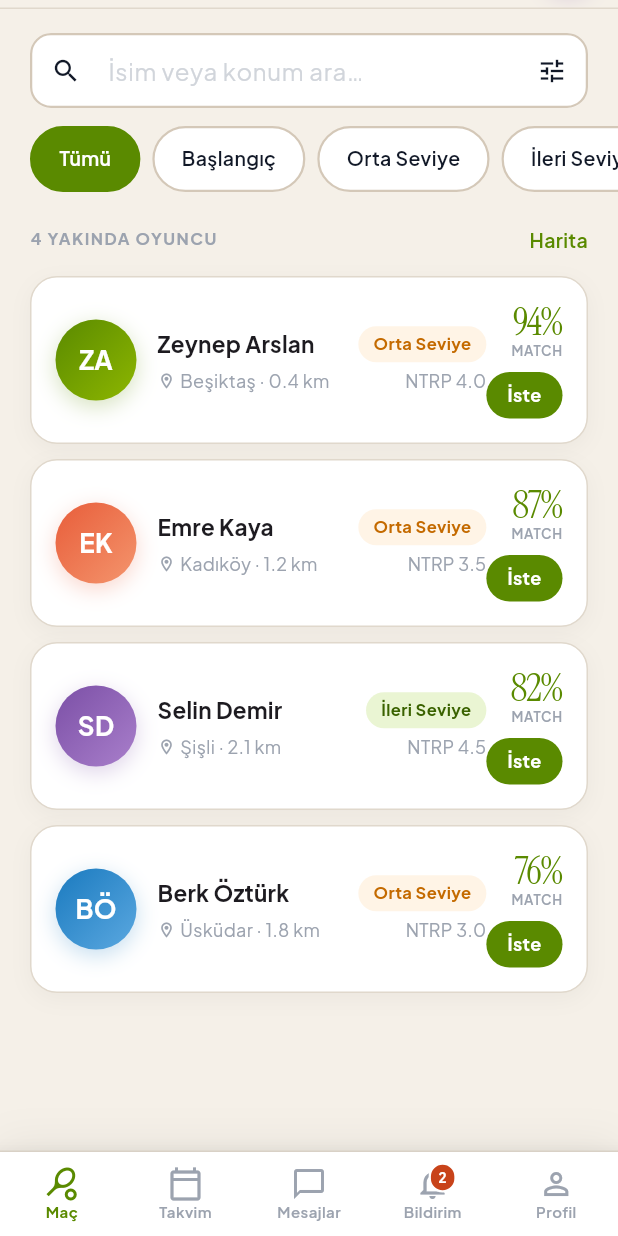
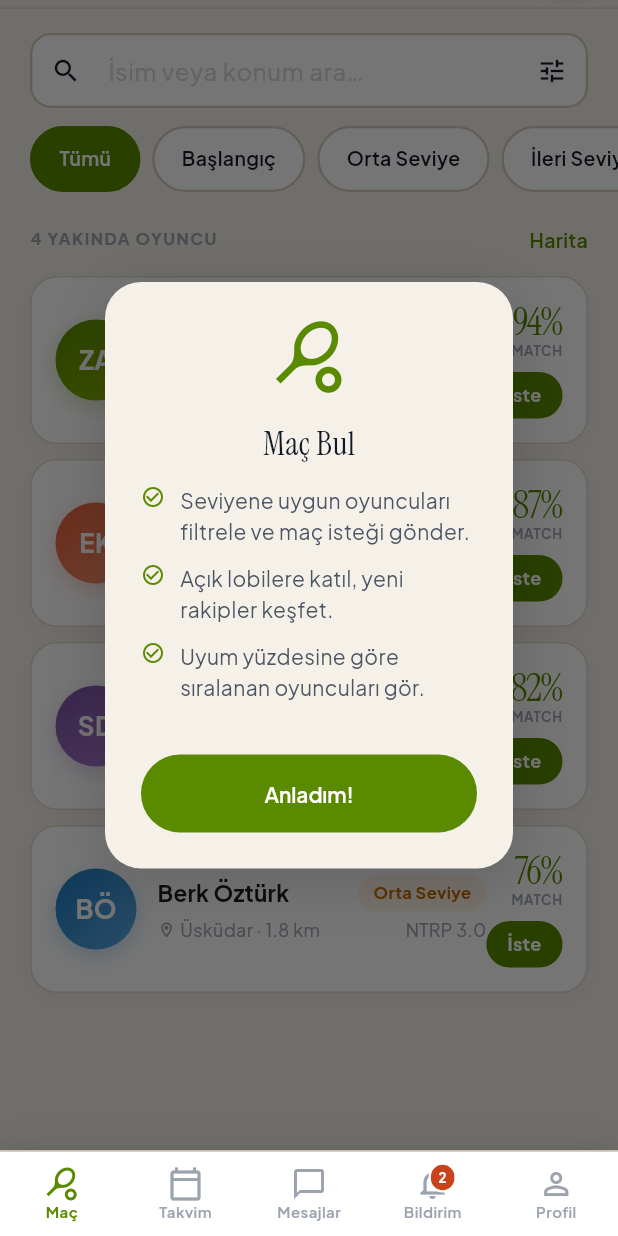
Before and after one commit to garayli/rally-web-prototype, a Flutter app: the screen it shows once a user with an empty profile is signed in, scrolled down 51 dp, on a phone screen of 412 x 824 dp. Run offline on Flutter 3.47's test engine with Material 3 defaults, Android fonts, the light colour scheme and no system bars; drawn by our look-alikes of flutter_animate; our stand-ins replace flutter_map, go_router, google_fonts, latlong2, share_plus, shared_preferences and 1 more; accounts and stored records are empty.

Commit message:
Added per-tab guidance on what each page does

```diff
--- a/rallly_flutter/lib/screens/main_shell.dart
+++ b/rallly_flutter/lib/screens/main_shell.dart
@@ -1,8 +1,10 @@
 import 'package:flutter/material.dart';
 import 'package:flutter/services.dart';
+import 'package:shared_preferences/shared_preferences.dart';
 import '../services/data_service.dart';
 import '../theme/app_theme.dart';
 import '../widgets/shared_widgets.dart';
+import '../widgets/onboarding_overlay.dart';
 import 'match_screen.dart';
 import 'schedule_screen.dart';
 import 'messages_screen.dart';
@@ -19,6 +21,10 @@ class MainShell extends StatefulWidget {
 class _MainShellState extends State<MainShell> {
   int _currentIndex = 0;
 
+  static const _prefsKey = 'onboarding_seen';
+  List<bool> _seen = List.filled(5, true); // default true → hide until prefs load
+  bool _prefsLoaded = false;
+
   final _screens = const [
     MatchScreen(),
     ScheduleScreen(),
@@ -26,6 +32,32 @@ class _MainShellState extends State<MainShell> {
     NotificationsScreen(),
     ProfileScreen(),
   ];
+
+  @override
+  void initState() {
+    super.initState();
+    _loadSeenState();
+  }
+
+  Future<void> _loadSeenState() async {
+    final prefs = await SharedPreferences.getInstance();
+    final seenIndices = prefs.getStringList(_prefsKey) ?? [];
+    if (!mounted) return;
+    setState(() {
+      _seen = List.generate(5, (i) => seenIndices.contains('$i'));
+      _prefsLoaded = true;
+    });
+  }
+
+  Future<void> _dismissOverlay(int tabIndex) async {
+    setState(() => _seen[tabIndex] = true);
+    final prefs = await SharedPreferences.getInstance();
+    final seenIndices = prefs.getStringList(_prefsKey) ?? [];
+    if (!seenIndices.contains('$tabIndex')) {
+      seenIndices.add('$tabIndex');
+      await prefs.setStringList(_prefsKey, seenIndices);
+    }
+  }
 
   @override
   Widget build(BuildContext context) {
@@ -36,9 +68,18 @@ class _MainShellState extends State<MainShell> {
     ));
 
     return Scaffold(
-      body: IndexedStack(
-        index: _currentIndex,
-        children: _screens,
+      body: Stack(
+        children: [
+          IndexedStack(
+            index: _currentIndex,
+            children: _screens,
+          ),
+          if (_prefsLoaded && !_seen[_currentIndex])
+            OnboardingOverlay(
+              content: kTabOnboardingContent[_currentIndex],
+              onDismiss: () => _dismissOverlay(_currentIndex),
+            ),
+        ],
       ),
       bottomNavigationBar: Container(
         decoration: const BoxDecoration(
--- /dev/null
+++ b/rallly_flutter/lib/widgets/onboarding_overlay.dart
@@ -0,0 +1,159 @@
+import 'package:flutter/material.dart';
+import 'package:flutter_animate/flutter_animate.dart';
+import '../theme/app_theme.dart';
+import 'shared_widgets.dart';
+
+class TabOnboardingContent {
+  final IconData icon;
+  final String title;
+  final List<String> bullets;
+  const TabOnboardingContent({
+    required this.icon,
+    required this.title,
+    required this.bullets,
+  });
+}
+
+const List<TabOnboardingContent> kTabOnboardingContent = [
+  TabOnboardingContent(
+    icon: Icons.sports_tennis,
+    title: 'Maç Bul',
+    bullets: [
+      'Seviyene uygun oyuncuları filtrele ve maç isteği gönder.',
+      'Açık lobilere katıl, yeni rakipler keşfet.',
+      'Uyum yüzdesine göre sıralanan oyuncuları gör.',
+    ],
+  ),
+  TabOnboardingContent(
+    icon: Icons.calendar_today,
+    title: 'Takvimim',
+    bullets: [
+      'Onaylanmış ve bekleyen maçlarını takvim görünümünde takip et.',
+      'Geçmiş maçlarını incele, skor kartlarını görüntüle.',
+      'Oyun saatini kaçırmamak için hatırlatıcı al.',
+    ],
+  ),
+  TabOnboardingContent(
+    icon: Icons.chat_bubble,
+    title: 'Mesajlar',
+    bullets: [
+      'Maç öncesi ve sonrası rakibinle doğrudan mesajlaş.',
+      'Tüm konuşmalarını tek ekranda takip et.',
+      'Kort detaylarını ve saati kolayca paylaş.',
+    ],
+  ),
+  TabOnboardingContent(
+    icon: Icons.notifications,
+    title: 'Bildirimler',
+    bullets: [
+      'Gelen maç isteklerini kabul et veya reddet.',
+      'Skor güncellemelerini ve hatırlatıcıları buradan gör.',
+      'Tüm önemli gelişmelerden anında haberdar ol.',
+    ],
+  ),
+  TabOnboardingContent(
+    icon: Icons.person,
+    title: 'Profilim',
+    bullets: [
+      'NTRP seviyeni, istatistiklerini ve başarılarını görüntüle.',
+      'Bildirim tercihlerini ve hesap ayarlarını düzenle.',
+      'Maç geçmişini incele ve itibarını yönet.',
+    ],
+  ),
+];
+
+class OnboardingOverlay extends StatelessWidget {
+  final TabOnboardingContent content;
+  final VoidCallback onDismiss;
+
+  const OnboardingOverlay({
+    super.key,
+    required this.content,
+    required this.onDismiss,
+  });
+
+  @override
+  Widget build(BuildContext context) {
+    return GestureDetector(
+      onTap: onDismiss,
+      child: Stack(
+        children: [
+          const SizedBox.expand(
+            child: ColoredBox(color: Colors.black54),
+          ),
+          Center(
+            child: GestureDetector(
+              onTap: () {},
+              child: ConstrainedBox(
+                constraints: const BoxConstraints(maxWidth: 320),
+                child: Container(
+                  margin: const EdgeInsets.symmetric(horizontal: 24),
+                  decoration: BoxDecoration(
+                    color: RallyColors.bg,
+                    borderRadius: BorderRadius.circular(24),
+                    boxShadow: const [
+                      BoxShadow(
+                        color: Color(0x28000000),
+                        blurRadius: 32,
+                        offset: Offset(0, 8),
+                      ),
+                    ],
+                  ),
+                  padding: const EdgeInsets.all(24),
+                  child: Column(
+                    mainAxisSize: MainAxisSize.min,
+                    children: [
+                      Icon(content.icon, size: 52, color: RallyColors.accent),
+                      const SizedBox(height: 16),
+                      Text(
+                        content.title,
+                        style: const TextStyle(
+                          fontFamily: 'InstrumentSerif',
+                          fontSize: 22,
+                          color: RallyColors.textPrimary,
+                        ),
+                      ),
+                      const SizedBox(height: 12),
+                      ...content.bullets.map((b) => _BulletRow(text: b)),
+                      const SizedBox(height: 24),
+                      RallyButton(label: 'Anladım!', onPressed: onDismiss),
+                    ],
+                  ),
+                ),
+              ),
+            ),
+          ),
+        ],
+      ),
+    ).animate().fadeIn(duration: 250.ms);
+  }
+}
+
+class _BulletRow extends StatelessWidget {
+  final String text;
+  const _BulletRow({required this.text});
+
+  @override
+  Widget build(BuildContext context) {
+    return Padding(
+      padding: const EdgeInsets.only(bottom: 10),
+      child: Row(
+        crossAxisAlignment: CrossAxisAlignment.start,
+        children: [
+          const Icon(Icons.check_circle_outline, size: 16, color: RallyColors.accent),
+          const SizedBox(width: 10),
+          Expanded(
+            child: Text(
+              text,
+              style: const TextStyle(
+                fontSize: 14,
+                color: RallyColors.textSecondary,
+                height: 1.5,
+              ),
+            ),
+          ),
+        ],
+      ),
+    );
+  }
+}
--- a/rallly_flutter/pubspec.yaml
+++ b/rallly_flutter/pubspec.yaml
@@ -34,6 +34,7 @@ dependencies:
   intl: ^0.19.0
   share_plus: ^9.0.0
   url_launcher: ^6.3.0
+  shared_preferences: ^2.2.0
   image_picker: ^1.1.2
   permission_handler: ^11.3.1
 
```
Also changed, not shown: .claude/settings.local.json, rallly_flutter/pubspec.lock, 4 other files.
